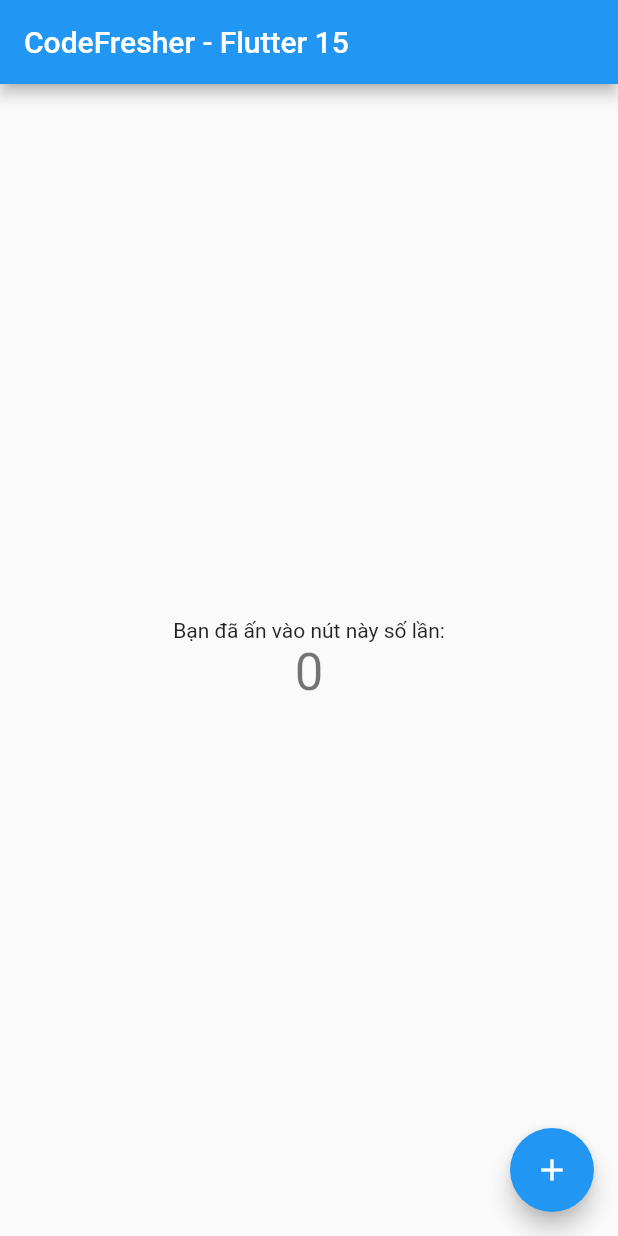
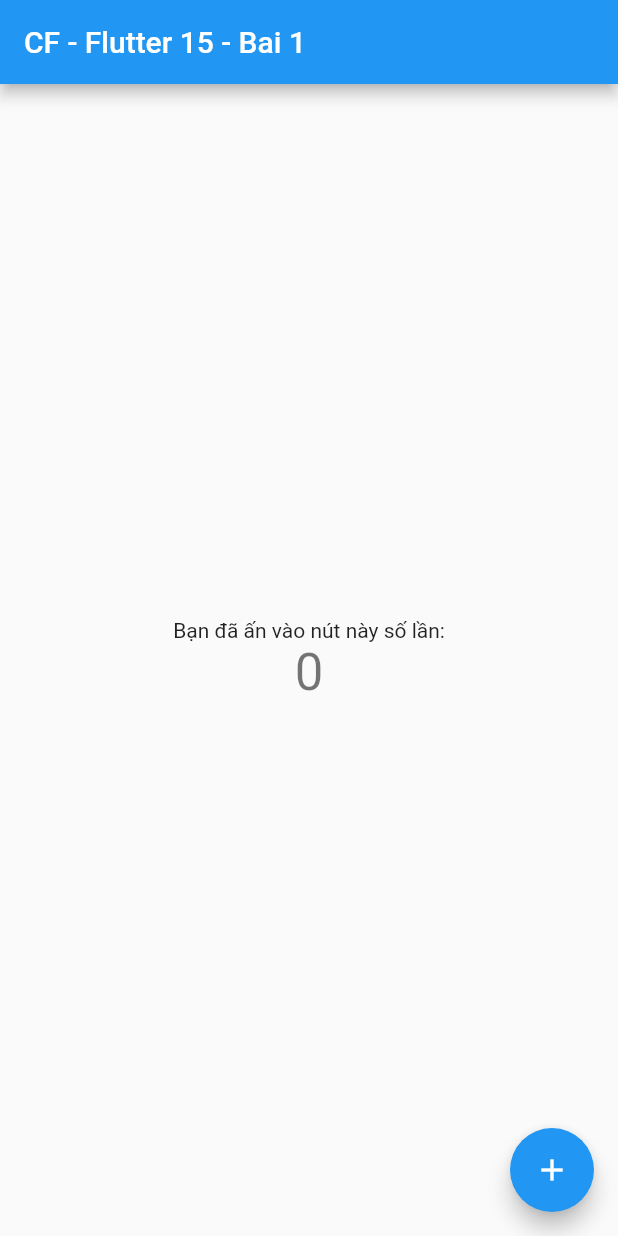
Before and after one commit to DuyLeHong/lesson1flutter15, a Flutter app: the screen it shows after launch, on a phone screen of 412 x 824 dp. Run offline on Flutter 3.47's test engine with Material 2 defaults, Android fonts, the phone set to English and light mode, and no system bars.

Commit message:
update code

```diff
--- a/lib/main.dart
+++ b/lib/main.dart
@@ -24,7 +24,7 @@ class MyApp extends StatelessWidget {
         // is not restarted.
         primarySwatch: Colors.blue,
       ),
-      home: const MyHomePage(title: 'CodeFresher - Flutter 15'),
+      home: const MyHomePage(title: 'CF - Flutter 15 - Bai 1'),
     );
   }
 
```
